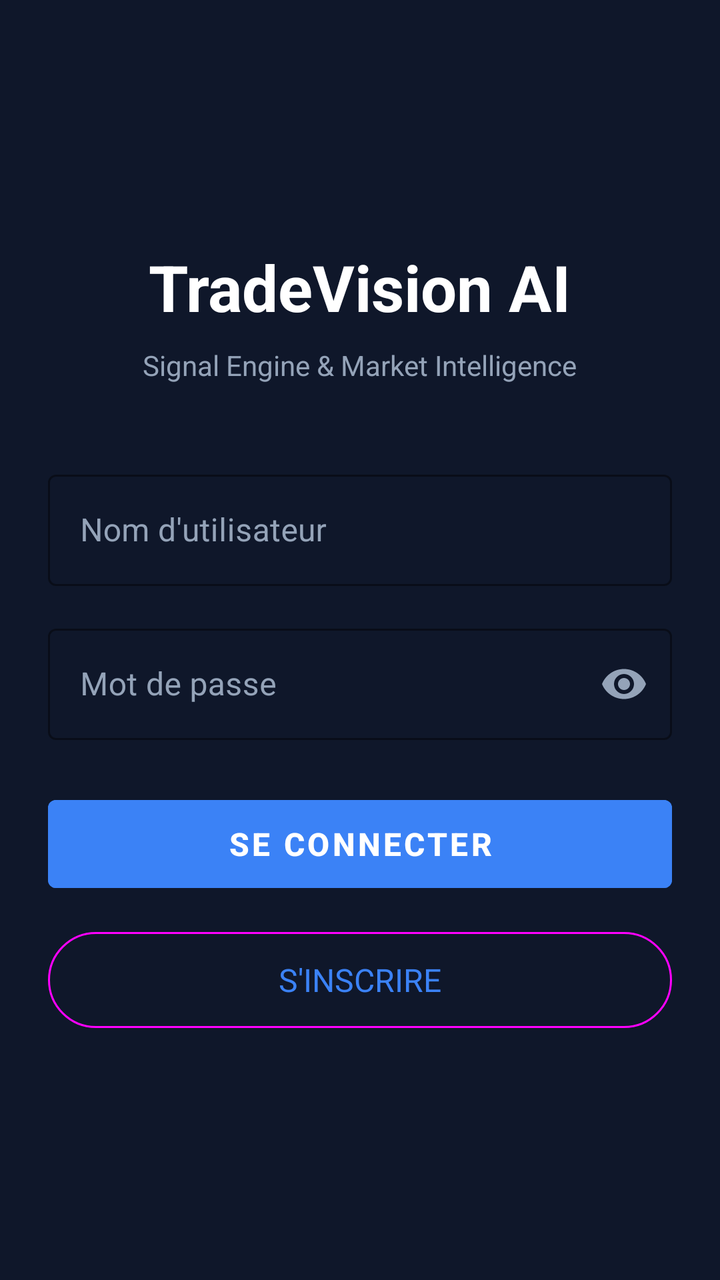
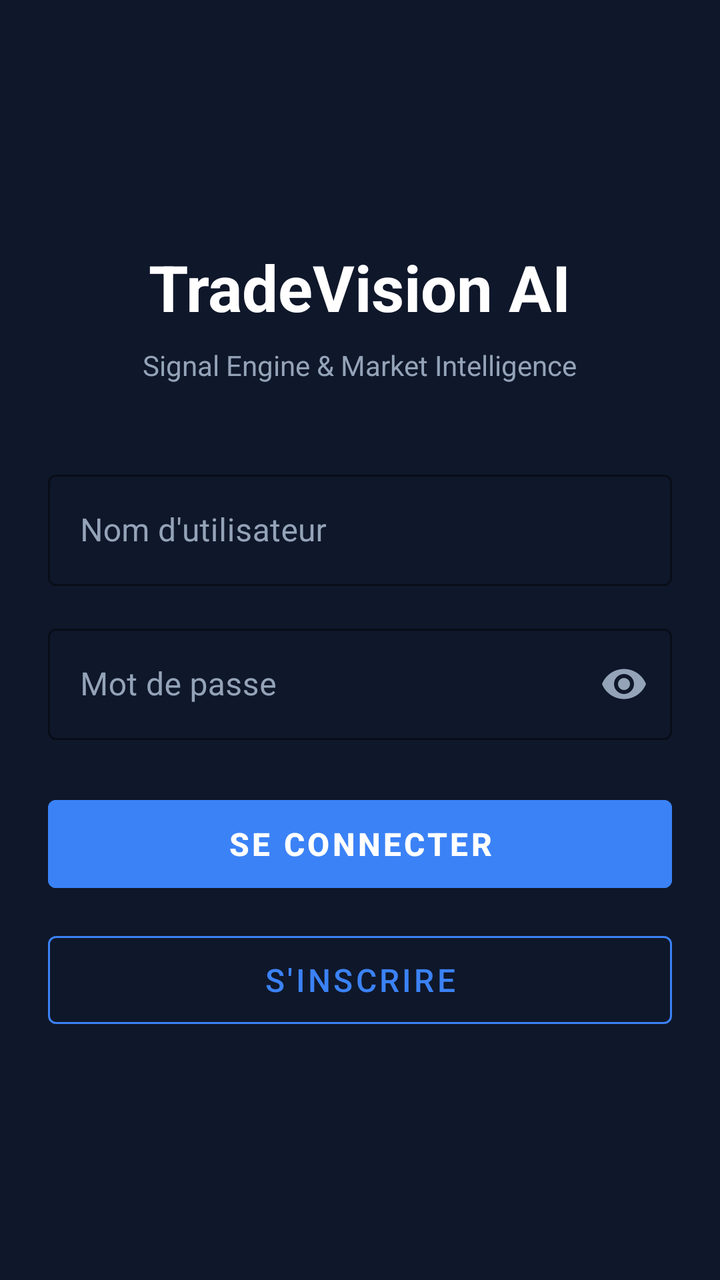

Two renders of the same Android screen: before a commit and after it. Below are the layout's source before the change and the commit's diff.
<!-- AndroidManifest.xml: application theme Theme.TradeVisionAI -->
<!-- res/layout/activity_login.xml -->
<?xml version="1.0" encoding="utf-8"?>
<LinearLayout xmlns:android="http://schemas.android.com/apk/res/android"
    xmlns:app="http://schemas.android.com/apk/res-auto"
    android:layout_width="match_parent"
    android:layout_height="match_parent"
    android:background="@color/bg_main"
    android:gravity="center"
    android:orientation="vertical"
    android:padding="24dp">

    <TextView
        android:id="@+id/tvAppTitle"
        android:layout_width="wrap_content"
        android:layout_height="wrap_content"
        android:text="TradeVision AI"
        android:textColor="@color/text_main"
        android:textSize="32sp"
        android:textStyle="bold" />

    <TextView
        android:id="@+id/tvAppSubtitle"
        android:layout_width="wrap_content"
        android:layout_height="wrap_content"
        android:layout_marginTop="8dp"
        android:text="Signal Engine &amp; Market Intelligence"
        android:textColor="@color/text_secondary"
        android:textSize="14sp" />

    <com.google.android.material.textfield.TextInputLayout
        style="@style/Widget.MaterialComponents.TextInputLayout.OutlinedBox"
        android:layout_width="match_parent"
        android:layout_height="wrap_content"
        android:layout_marginTop="40dp"
        android:hint="Nom d'utilisateur"
        android:textColorHint="@color/text_secondary"
        app:boxStrokeColor="@color/admin_accent">

        <com.google.android.material.textfield.TextInputEditText
            android:id="@+id/etUsername"
            android:layout_width="match_parent"
            android:layout_height="wrap_content"
            android:inputType="text"
            android:textColor="@color/text_main" />
    </com.google.android.material.textfield.TextInputLayout>

    <com.google.android.material.textfield.TextInputLayout
        style="@style/Widget.MaterialComponents.TextInputLayout.OutlinedBox"
        android:layout_width="match_parent"
        android:layout_height="wrap_content"
        android:layout_marginTop="16dp"
        android:hint="Mot de passe"
        android:textColorHint="@color/text_secondary"
        app:boxStrokeColor="@color/admin_accent"
        app:passwordToggleEnabled="true"
        app:passwordToggleTint="@color/text_secondary">

        <com.google.android.material.textfield.TextInputEditText
            android:id="@+id/etPassword"
            android:layout_width="match_parent"
            android:layout_height="wrap_content"
            android:inputType="textPassword"
            android:textColor="@color/text_main" />
    </com.google.android.material.textfield.TextInputLayout>

    <Button
        android:id="@+id/btnLogin"
        android:layout_width="match_parent"
        android:layout_height="56dp"
        android:layout_marginTop="24dp"
        android:backgroundTint="@color/admin_accent"
        android:text="SE CONNECTER"
        android:textColor="@color/text_main"
        android:textSize="16sp"
        android:textStyle="bold" />

    <Button
        android:id="@+id/btnRegister"
        style="@style/Widget.Material3.Button.OutlinedButton"
        android:layout_width="match_parent"
        android:layout_height="56dp"
        android:layout_marginTop="12dp"
        android:text="S'INSCRIRE"
        android:textColor="@color/admin_accent"
        android:textSize="16sp" />

    <ProgressBar
        android:id="@+id/progressBar"
        android:layout_width="wrap_content"
        android:layout_height="wrap_content"
        android:layout_marginTop="16dp"
        android:indeterminateTint="@color/admin_accent"
        android:visibility="gone" />

</LinearLayout>
<!-- resources referenced by this layout -->
<resources>
  <color name="admin_accent">#3B82F6</color>
  <color name="bg_main">#0F172A</color>
  <color name="text_main">#FFFFFF</color>
  <color name="text_secondary">#94A3B8</color>
  <style name="Theme.TradeVisionAI" parent="Theme.MaterialComponents.DayNight.NoActionBar">
          
          
          <item name="colorPrimary">@color/admin_accent</item>
          <item name="colorOnPrimary">@color/text_main</item>
          <item name="android:windowBackground">@color/bg_main</item>
          <item name="colorSurface">@color/bg_card</item>
          <item name="colorOnSurface">@color/text_main</item>
  
          
          <item name="android:statusBarColor">@color/bg_main</item>
          <item name="android:windowLightStatusBar">false</item>
          
      </style>
  <color name="bg_card">#1E293B</color>
</resources>

<!-- the commit's change to res/layout/activity_login.xml (unified diff, before → after) -->
@@ -73,15 +73,16 @@
         android:textSize="16sp"
         android:textStyle="bold" />
 
-    <Button
+    <com.google.android.material.button.MaterialButton
         android:id="@+id/btnRegister"
-        style="@style/Widget.Material3.Button.OutlinedButton"
+        style="?attr/materialButtonOutlinedStyle"
         android:layout_width="match_parent"
         android:layout_height="56dp"
         android:layout_marginTop="12dp"
         android:text="S'INSCRIRE"
         android:textColor="@color/admin_accent"
-        android:textSize="16sp" />
+        android:textSize="16sp"
+        app:strokeColor="@color/admin_accent" />
 
     <ProgressBar
         android:id="@+id/progressBar"
